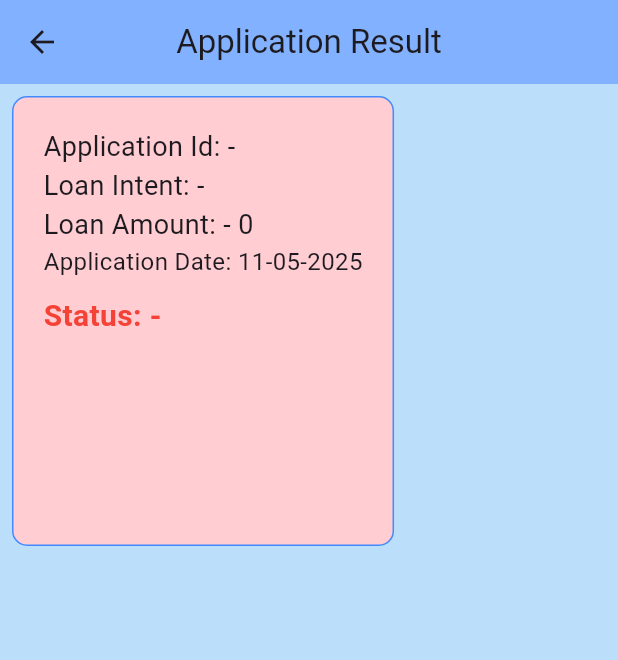
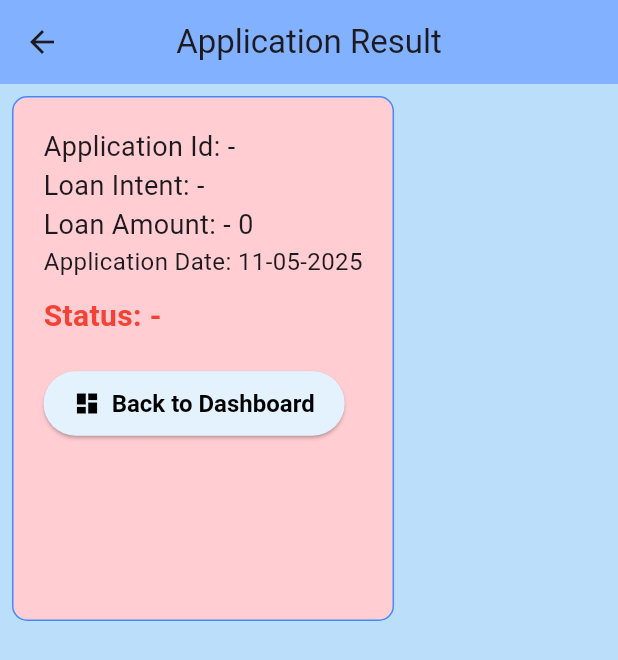
Before and after one commit to Rahulk211/Automated-Loan-Approval-System, a Flutter app: the Resultscreen screen opened directly with empty values, on a phone screen of 412 x 824 dp. Shown: the top 660 px of the screen. Run offline on Flutter 3.47's test engine with Material 3 defaults, Android fonts, the phone set to English and light mode, and no system bars; our stand-ins replace cloud_firestore, firebase_auth, firebase_core; accounts and stored records are empty.

Commit message:
Modification 1.0.2

```diff
--- a/loanapp/lib/resultScreen.dart
+++ b/loanapp/lib/resultScreen.dart
@@ -3,6 +3,7 @@
 import 'package:cloud_firestore/cloud_firestore.dart';
 import 'package:flutter/material.dart';
 import 'package:intl/intl.dart';
+import 'package:loanapp/dashboardscreenog.dart';
 import 'package:loanapp/modules/ViewLoanDocument.dart';
 
 class Resultscreen extends StatelessWidget {
@@ -52,7 +53,7 @@ class Resultscreen extends StatelessWidget {
               padding: const EdgeInsets.all(8.0),
               child: Container(
                 padding: const EdgeInsets.all(20.0),
-                height: 300,
+                height: 350,
                 decoration: BoxDecoration(
                   border: Border.all(color: Colors.blueAccent),
                   borderRadius: BorderRadius.circular(10),
@@ -106,6 +107,23 @@ class Resultscreen extends StatelessWidget {
                         },
                         child: const Text('View Loan Document'),
                       ),
+
+                    ElevatedButton.icon(onPressed: () {
+                        Navigator.pushAndRemoveUntil(
+      context,
+      MaterialPageRoute(builder: (context) => const Dashboardscreenog()),
+      (route) => false,
+                        ); // Takes you back to Dashboard
+                      },
+                      icon: const Icon(Icons.dashboard),
+                      label: const Text("Back to Dashboard"),
+                      style: ElevatedButton.styleFrom(
+                      backgroundColor: Colors.blue[50],
+                      foregroundColor: Colors.black,
+                      padding: const EdgeInsets.symmetric(horizontal: 20, vertical: 12),
+                      textStyle: const TextStyle(fontSize: 16, fontWeight: FontWeight.bold),
+                      ),
+                      )
                   ],
                 ),
               ),
```
Also changed, not shown: loanapp/lib/applyLoanScreen.dart (+16 -16 lines), loanapp/lib/dashboardscreenog.dart (+10 -8 lines), loanapp/lib/utils/generatePdf.dart (+8 -0 lines), 5 other files.
